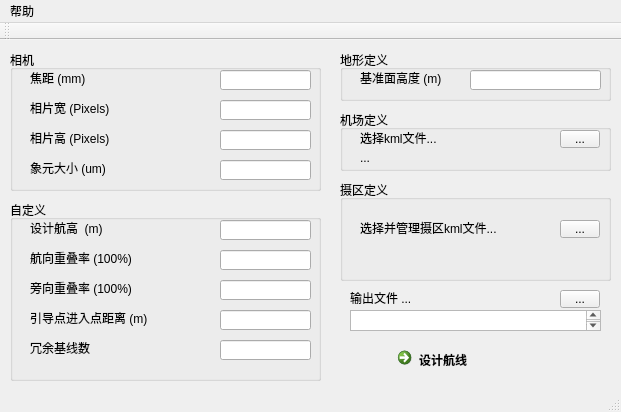
Qt form UAVRouter/mainwindow.ui (guangmushikong/UAVRouter) before a commit.
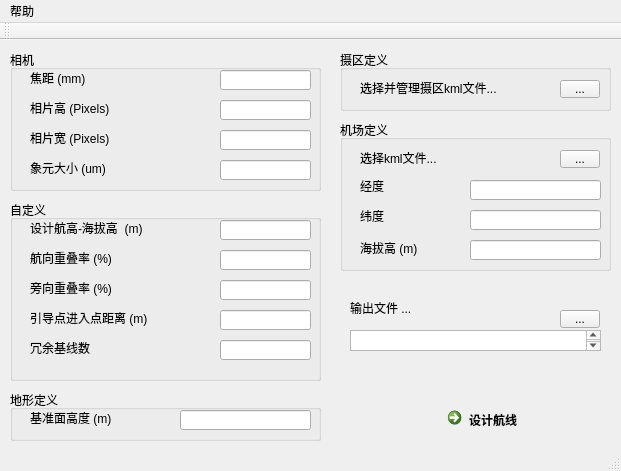
The same form after that commit.

Commit message:
Airport Height Input support
2014-12-11
1.以前没关注机场，现在再加个机场高程，界面上另外加个机场高程设置，生成的文件里还是以4位整数表示,这个文件里机场就只是0高程

3. 另外界面上“相片宽”“相片高”这两处文字对换一下，下面2处“100%”变成“%”，“设计行高”后面注明海拔高

Diff of the .ui file:
```diff
--- a/UAVRouter/mainwindow.ui
+++ b/UAVRouter/mainwindow.ui
@@ -7,7 +7,7 @@
     <x>0</x>
     <y>0</y>
     <width>621</width>
-    <height>412</height>
+    <height>471</height>
    </rect>
   </property>
   <property name="windowTitle">
@@ -53,7 +53,7 @@
      <property name="geometry">
       <rect>
        <x>20</x>
-       <y>50</y>
+       <y>80</y>
        <width>141</width>
        <height>16</height>
       </rect>
@@ -86,7 +86,7 @@
      <property name="geometry">
       <rect>
        <x>20</x>
-       <y>80</y>
+       <y>50</y>
        <width>131</width>
        <height>16</height>
       </rect>
@@ -122,9 +122,9 @@
    <widget class="QGroupBox" name="groupBox_2">
     <property name="geometry">
      <rect>
-      <x>340</x>
-      <y>10</y>
-      <width>271</width>
+      <x>10</x>
+      <y>350</y>
+      <width>311</width>
       <height>51</height>
      </rect>
     </property>
@@ -147,7 +147,7 @@
     <widget class="QLineEdit" name="editDatumHeight">
      <property name="geometry">
       <rect>
-       <x>130</x>
+       <x>170</x>
        <y>20</y>
        <width>131</width>
        <height>20</height>
@@ -232,7 +232,7 @@
       </rect>
      </property>
      <property name="text">
-      <string>设计航高  (m)</string>
+      <string>设计航高-海拔高  (m)</string>
      </property>
     </widget>
     <widget class="QLineEdit" name="editFlightHeight">
@@ -258,7 +258,7 @@
       </rect>
      </property>
      <property name="text">
-      <string>航向重叠率 (100%)</string>
+      <string>航向重叠率 (%)</string>
      </property>
     </widget>
     <widget class="QLabel" name="label_12">
@@ -271,7 +271,7 @@
       </rect>
      </property>
      <property name="text">
-      <string>旁向重叠率 (100%)</string>
+      <string>旁向重叠率 (%)</string>
      </property>
     </widget>
     <widget class="QLineEdit" name="editoverlaprate">
@@ -304,8 +304,8 @@
    <widget class="QCommandLinkButton" name="cmdDesignStart">
     <property name="geometry">
      <rect>
-      <x>390</x>
-      <y>300</y>
+      <x>440</x>
+      <y>360</y>
       <width>172</width>
       <height>41</height>
      </rect>
@@ -321,7 +321,7 @@
     <property name="geometry">
      <rect>
       <x>350</x>
-      <y>270</y>
+      <y>290</y>
       <width>251</width>
       <height>21</height>
      </rect>
@@ -334,7 +334,7 @@
     <property name="geometry">
      <rect>
       <x>350</x>
-      <y>250</y>
+      <y>260</y>
       <width>171</width>
       <height>16</height>
      </rect>
@@ -347,7 +347,7 @@
     <property name="geometry">
      <rect>
       <x>560</x>
-      <y>250</y>
+      <y>270</y>
       <width>40</width>
       <height>18</height>
      </rect>
@@ -360,9 +360,9 @@
     <property name="geometry">
      <rect>
       <x>340</x>
-      <y>140</y>
+      <y>10</y>
       <width>271</width>
-      <height>101</height>
+      <height>61</height>
      </rect>
     </property>
     <property name="title">
@@ -372,7 +372,7 @@
      <property name="geometry">
       <rect>
        <x>220</x>
-       <y>40</y>
+       <y>30</y>
        <width>40</width>
        <height>18</height>
       </rect>
@@ -385,7 +385,7 @@
      <property name="geometry">
       <rect>
        <x>20</x>
-       <y>40</y>
+       <y>30</y>
        <width>151</width>
        <height>16</height>
       </rect>
@@ -399,7 +399,7 @@
     <property name="geometry">
      <rect>
       <x>10</x>
-      <y>350</y>
+      <y>430</y>
       <width>71</width>
       <height>21</height>
      </rect>
@@ -412,9 +412,9 @@
     <property name="geometry">
      <rect>
       <x>340</x>
-      <y>70</y>
+      <y>80</y>
       <width>271</width>
-      <height>61</height>
+      <height>151</height>
      </rect>
     </property>
     <property name="title">
@@ -424,7 +424,7 @@
      <property name="geometry">
       <rect>
        <x>20</x>
-       <y>20</y>
+       <y>30</y>
        <width>121</width>
        <height>16</height>
       </rect>
@@ -437,7 +437,7 @@
      <property name="geometry">
       <rect>
        <x>220</x>
-       <y>20</y>
+       <y>30</y>
        <width>40</width>
        <height>18</height>
       </rect>
@@ -446,17 +446,73 @@
       <string>...</string>
      </property>
     </widget>
-    <widget class="QLabel" name="labelAirportLocation">
+    <widget class="QLineEdit" name="editAirportLongitude">
      <property name="geometry">
       <rect>
+       <x>130</x>
+       <y>60</y>
+       <width>131</width>
+       <height>20</height>
+      </rect>
+     </property>
+    </widget>
+    <widget class="QLineEdit" name="editAirportLatitude">
+     <property name="geometry">
+      <rect>
+       <x>130</x>
+       <y>90</y>
+       <width>131</width>
+       <height>20</height>
+      </rect>
+     </property>
+    </widget>
+    <widget class="QLineEdit" name="editAirportAltitude">
+     <property name="geometry">
+      <rect>
+       <x>130</x>
+       <y>120</y>
+       <width>131</width>
+       <height>20</height>
+      </rect>
+     </property>
+    </widget>
+    <widget class="QLabel" name="label_14">
+     <property name="geometry">
+      <rect>
        <x>20</x>
-       <y>40</y>
-       <width>241</width>
+       <y>60</y>
+       <width>54</width>
+       <height>12</height>
+      </rect>
+     </property>
+     <property name="text">
+      <string>经度</string>
+     </property>
+    </widget>
+    <widget class="QLabel" name="label_15">
+     <property name="geometry">
+      <rect>
+       <x>20</x>
+       <y>90</y>
+       <width>54</width>
+       <height>12</height>
+      </rect>
+     </property>
+     <property name="text">
+      <string>纬度</string>
+     </property>
+    </widget>
+    <widget class="QLabel" name="label_16">
+     <property name="geometry">
+      <rect>
+       <x>20</x>
+       <y>120</y>
+       <width>81</width>
        <height>16</height>
       </rect>
      </property>
      <property name="text">
-      <string>...</string>
+      <string>海拔高 (m)</string>
      </property>
     </widget>
    </widget>
```
The commit also changes 6 other files.
